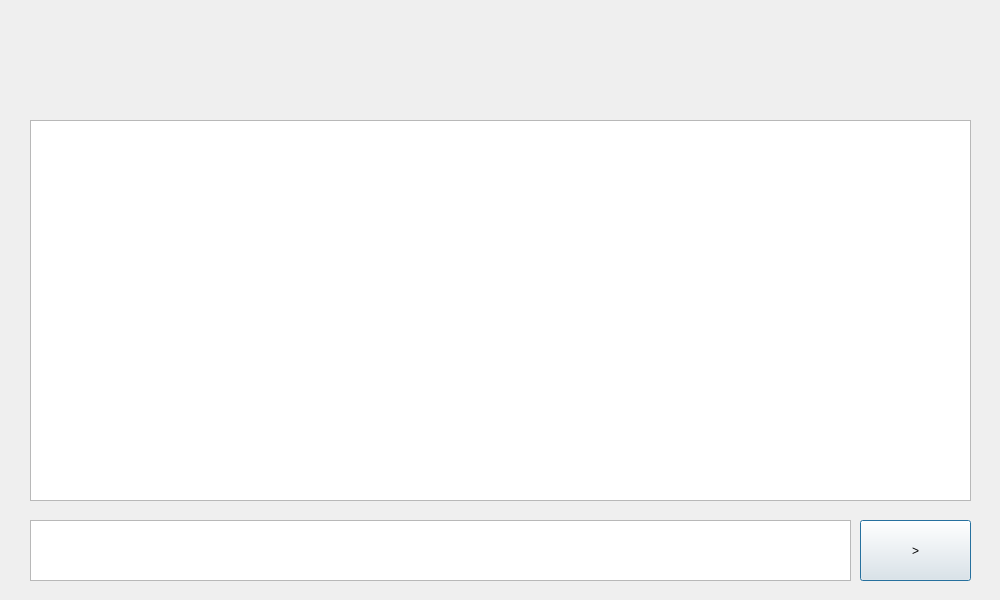
lubko2808/OS_Lab9, file OS_Lab9_Forum/Forum/userdialog.ui: the form before one commit.
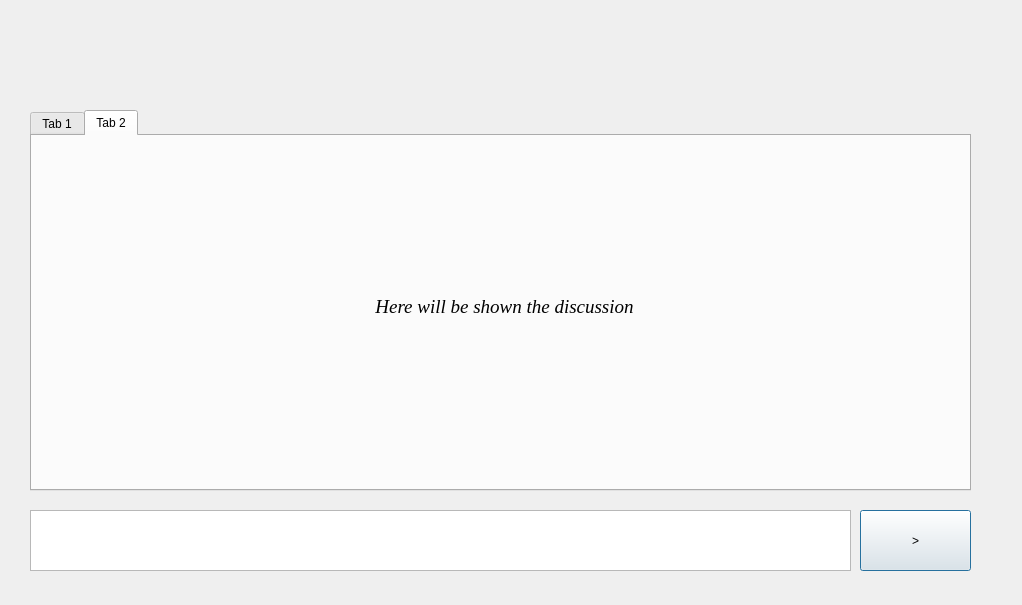
The form after the commit. The open tabs and pages were chosen to show the change.

```diff
--- a/OS_Lab9_Forum/Forum/userdialog.ui
+++ b/OS_Lab9_Forum/Forum/userdialog.ui
@@ -6,8 +6,8 @@
    <rect>
     <x>0</x>
     <y>0</y>
-    <width>1000</width>
-    <height>600</height>
+    <width>1022</width>
+    <height>605</height>
    </rect>
   </property>
   <property name="windowTitle">
@@ -17,7 +17,7 @@
    <property name="geometry">
     <rect>
      <x>860</x>
-     <y>520</y>
+     <y>510</y>
      <width>111</width>
      <height>61</height>
     </rect>
@@ -30,27 +30,102 @@
    <property name="geometry">
     <rect>
      <x>30</x>
-     <y>520</y>
+     <y>510</y>
      <width>821</width>
      <height>61</height>
     </rect>
    </property>
   </widget>
-  <widget class="QTextBrowser" name="textBrowser">
+  <widget class="QTabWidget" name="tabWidget">
    <property name="geometry">
     <rect>
      <x>30</x>
-     <y>120</y>
+     <y>110</y>
      <width>941</width>
      <height>381</height>
     </rect>
    </property>
+   <property name="currentIndex">
+    <number>0</number>
+   </property>
+   <widget class="QWidget" name="tab">
+    <attribute name="title">
+     <string>Tab 1</string>
+    </attribute>
+    <widget class="QTextBrowser" name="textBrowser">
+     <property name="geometry">
+      <rect>
+       <x>0</x>
+       <y>0</y>
+       <width>941</width>
+       <height>401</height>
+      </rect>
+     </property>
+    </widget>
+   </widget>
+   <widget class="QWidget" name="tab_2">
+    <attribute name="title">
+     <string>Tab 2</string>
+    </attribute>
+    <widget class="QWidget" name="layoutWidget">
+     <property name="geometry">
+      <rect>
+       <x>7</x>
+       <y>0</y>
+       <width>931</width>
+       <height>341</height>
+      </rect>
+     </property>
+     <layout class="QVBoxLayout" name="verticalLayout">
+      <item>
+       <spacer name="verticalSpacer">
+        <property name="orientation">
+         <enum>Qt::Vertical</enum>
+        </property>
+        <property name="sizeHint" stdset="0">
+         <size>
+          <width>20</width>
+          <height>40</height>
+         </size>
+        </property>
+       </spacer>
+      </item>
+      <item>
+       <widget class="QLabel" name="label">
+        <property name="font">
+         <font>
+          <family>Times New Roman</family>
+          <pointsize>14</pointsize>
+          <italic>true</italic>
+         </font>
+        </property>
+        <property name="text">
+         <string>&lt;html&gt;&lt;head/&gt;&lt;body&gt;&lt;p align=&quot;center&quot;&gt;Here will be shown the discussion&lt;/p&gt;&lt;/body&gt;&lt;/html&gt;</string>
+        </property>
+       </widget>
+      </item>
+      <item>
+       <spacer name="verticalSpacer_2">
+        <property name="orientation">
+         <enum>Qt::Vertical</enum>
+        </property>
+        <property name="sizeHint" stdset="0">
+         <size>
+          <width>20</width>
+          <height>40</height>
+         </size>
+        </property>
+       </spacer>
+      </item>
+     </layout>
+    </widget>
+   </widget>
   </widget>
   <widget class="QLabel" name="topicLabel">
    <property name="geometry">
     <rect>
      <x>30</x>
-     <y>20</y>
+     <y>10</y>
      <width>941</width>
      <height>81</height>
     </rect>
```
